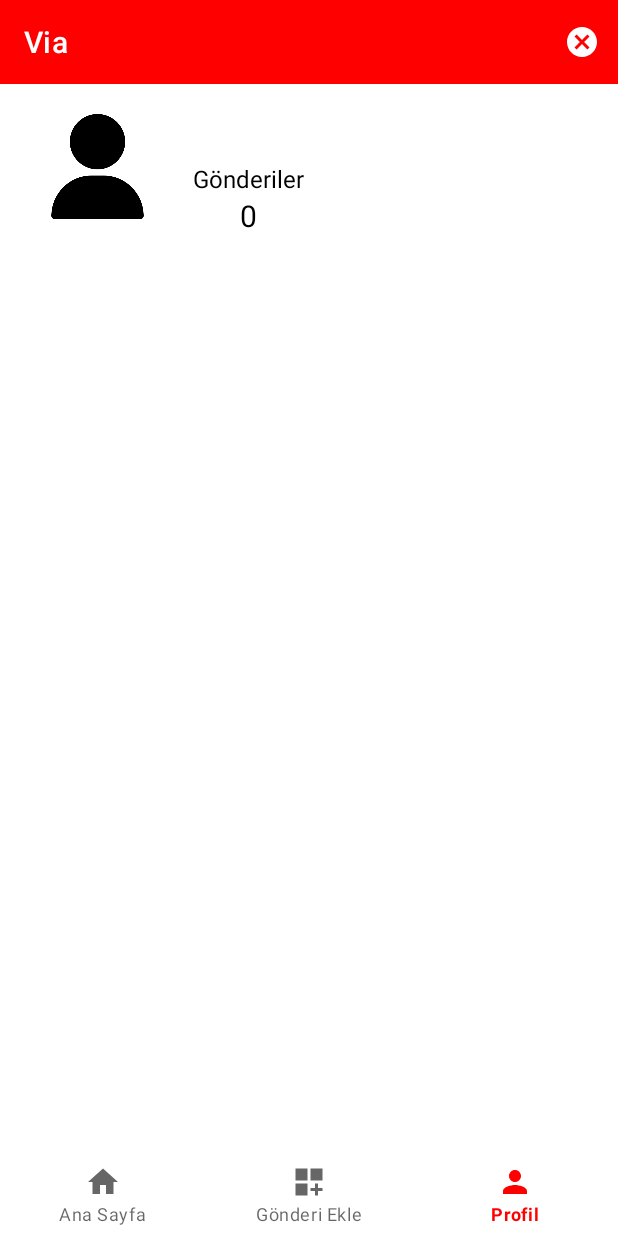
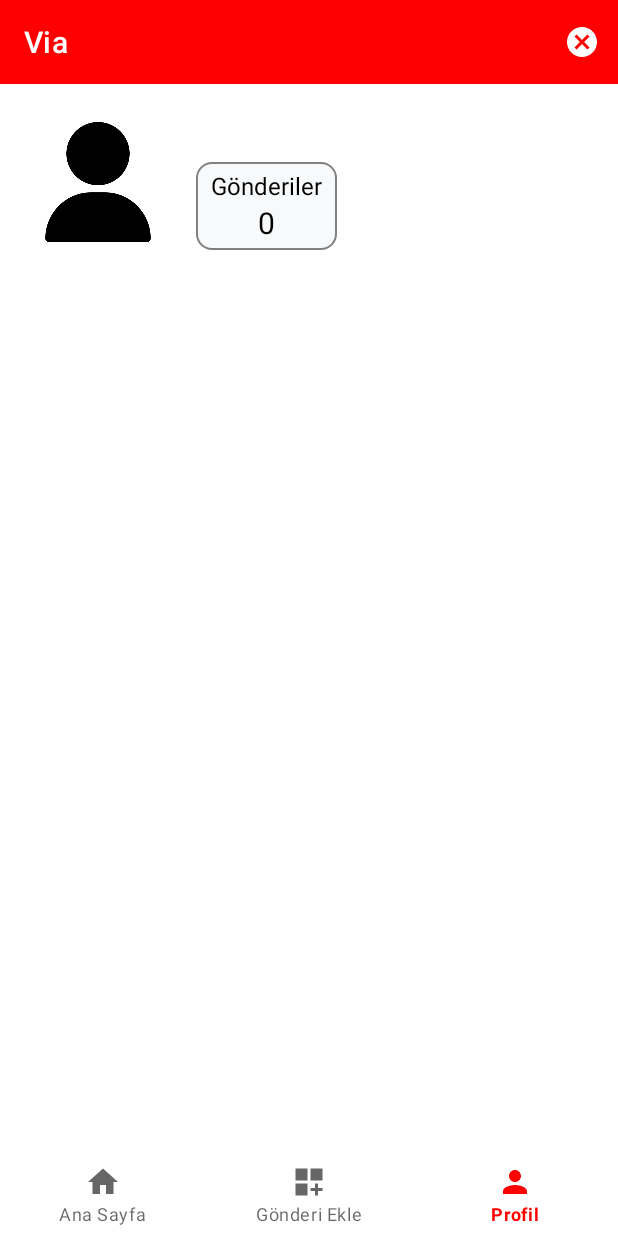
Before and after one commit to Emir1719/Via-SocialMedia, an Android app: the screen it shows after launch once a user with an empty profile is signed in (MainActivity), item 3 of the bottom bar chosen, on a phone screen of 412 x 824 dp. Run offline under Robolectric (Android 15) with nearby library versions, the phone set to English and light mode, and no system bars; our stand-ins replace Firebase (no records; nobody signed in at launch, a user with empty details on screens opened directly), Picasso.

Commit message:
profile ui updated

```diff
--- a/app/build.gradle
+++ b/app/build.gradle
@@ -52,7 +52,4 @@ dependencies {
 
     //image caching
     implementation 'com.squareup.picasso:picasso:2.8'
-
-    //One Signal notification
-    implementation 'com.onesignal:OneSignal:[5.0.0, 5.99.99]'
 }
--- a/app/src/main/java/com/emirozturk/via/adapter/CommentAdapter.java
+++ b/app/src/main/java/com/emirozturk/via/adapter/CommentAdapter.java
@@ -1,14 +1,10 @@
 package com.emirozturk.via.adapter;
 import android.view.LayoutInflater;
-import android.view.View;
 import android.view.ViewGroup;
 import androidx.annotation.NonNull;
 import androidx.recyclerview.widget.RecyclerView;
-
 import com.emirozturk.via.databinding.RecyclerCommentRowBinding;
-import com.emirozturk.via.databinding.RecyclerRowBinding;
 import com.emirozturk.via.model.Comment;
-
 import java.util.ArrayList;
 import java.util.List;
 
--- a/app/src/main/java/com/emirozturk/via/model/Post.java
+++ b/app/src/main/java/com/emirozturk/via/model/Post.java
@@ -2,7 +2,6 @@ package com.emirozturk.via.model;
 import java.io.Serializable;
 import java.util.HashMap;
 import java.util.Map;
-import java.util.Objects;
 
 public class Post implements Serializable {
    private String email, comment, url;
--- a/app/src/main/java/com/emirozturk/via/service/AppAuth.java
+++ b/app/src/main/java/com/emirozturk/via/service/AppAuth.java
@@ -1,15 +1,10 @@
 package com.emirozturk.via.service;
 import android.content.Context;
-import android.content.Intent;
 import com.emirozturk.via.model.IAuth;
-import com.emirozturk.via.view.LoginActivity;
-import com.emirozturk.via.view.MainActivity;
 import com.emirozturk.via.widget.AppMessage;
 import com.google.firebase.auth.FirebaseAuth;
 import com.google.firebase.auth.FirebaseUser;
-
 import java.util.concurrent.CompletableFuture;
-import java.util.concurrent.atomic.AtomicBoolean;
 
 public class AppAuth implements IAuth {
    private final FirebaseAuth auth;
--- a/app/src/main/java/com/emirozturk/via/view/CommentActivity.java
+++ b/app/src/main/java/com/emirozturk/via/view/CommentActivity.java
@@ -14,6 +14,7 @@ import com.emirozturk.via.model.IDatabase;
 import com.emirozturk.via.model.Post;
 import com.emirozturk.via.service.AppAuth;
 import com.emirozturk.via.service.FirebaseDB;
+import com.emirozturk.via.widget.AppMessage;
 
 import java.util.ArrayList;
 
@@ -48,6 +49,10 @@ public class CommentActivity extends AppCompatActivity {
       Comment comment = new Comment();
       comment.setEmail(auth.currentUser().getEmail());
       comment.setMessage(binding.editTextComment.getText().toString());
+      if (comment.getMessage().isEmpty()) {
+         AppMessage.showShort(getApplicationContext(), "Lütfen bir yorum giriniz.");
+         return;
+      }
       database.saveComment(comment, post).thenAccept(result -> {
          if (result) {
             getAllComment();
@@ -56,7 +61,6 @@ public class CommentActivity extends AppCompatActivity {
       });
    }
 
-   @SuppressLint("NotifyDataSetChanged")
    public void getAllComment() {
       database.getAllComment(post).thenAccept(comments1 -> {
          comments.clear();
--- a/app/src/main/java/com/emirozturk/via/view/MainActivity.java
+++ b/app/src/main/java/com/emirozturk/via/view/MainActivity.java
@@ -13,15 +13,12 @@ import com.emirozturk.via.databinding.ActivityMainBinding;
 import com.emirozturk.via.fragment.AddPostFragment;
 import com.emirozturk.via.fragment.HomeFragment;
 import com.emirozturk.via.fragment.ProfileFragment;
-import com.emirozturk.via.model.IDatabase;
 import com.emirozturk.via.service.AppAuth;
 import com.emirozturk.via.model.IAuth;
-import com.emirozturk.via.service.FirebaseDB;
 
 public class MainActivity extends AppCompatActivity {
    private ActivityMainBinding binding;
    private IAuth auth;
-   private IDatabase database;
 
    @Override
    protected void onCreate(Bundle savedInstanceState) {
@@ -32,7 +29,6 @@ public class MainActivity extends AppCompatActivity {
       replaceFragment(new HomeFragment());
       setupBottomNavbar();
       auth = new AppAuth(this);
-      database = new FirebaseDB(this);
    }
 
    @Override
--- a/app/src/main/res/layout/fragment_profile.xml
+++ b/app/src/main/res/layout/fragment_profile.xml
@@ -9,11 +9,11 @@
 
     <ImageView
         android:id="@+id/imageUserPost"
-        android:layout_width="70dp"
-        android:layout_height="70dp"
-        android:layout_marginStart="30dp"
-        android:layout_marginTop="20dp"
+        android:layout_width="80dp"
+        android:layout_height="80dp"
+        android:layout_marginStart="25dp"
         android:contentDescription="@string/resim_se"
+        app:layout_constraintBottom_toTopOf="@+id/userPosts"
         app:layout_constraintStart_toStartOf="parent"
         app:layout_constraintTop_toTopOf="parent"
         app:srcCompat="@drawable/user" />
@@ -26,18 +26,17 @@
         app:layout_constraintBottom_toBottomOf="parent"
         app:layout_constraintEnd_toEndOf="parent"
         app:layout_constraintStart_toStartOf="parent"
-        app:layout_constraintTop_toBottomOf="@+id/imageUserPost" />
+        app:layout_constraintTop_toBottomOf="@+id/linearLayout1" />
 
     <TextView
         android:id="@+id/textEmail"
         android:layout_width="wrap_content"
         android:layout_height="wrap_content"
+        android:layout_marginStart="25dp"
         android:layout_marginTop="20dp"
         android:text="Email"
         android:textColor="@color/black"
         android:textSize="16sp"
-        app:layout_constraintEnd_toEndOf="parent"
-        app:layout_constraintHorizontal_bias="0.10"
         app:layout_constraintStart_toEndOf="@+id/imageUserPost"
         app:layout_constraintTop_toTopOf="parent" />
 
@@ -45,12 +44,13 @@
         android:id="@+id/linearLayout1"
         android:layout_width="wrap_content"
         android:layout_height="wrap_content"
-        android:layout_marginTop="52dp"
+        android:layout_marginStart="25dp"
+        android:layout_marginTop="10dp"
+        android:background="@drawable/shape"
         android:orientation="vertical"
-        app:layout_constraintEnd_toEndOf="parent"
-        app:layout_constraintHorizontal_bias="0.381"
-        app:layout_constraintStart_toStartOf="parent"
-        app:layout_constraintTop_toTopOf="parent">
+        android:paddingHorizontal="10dp"
+        app:layout_constraintStart_toEndOf="@+id/imageUserPost"
+        app:layout_constraintTop_toBottomOf="@+id/textEmail">
 
         <TextView
             android:id="@+id/textView1"
@@ -70,5 +70,4 @@
             android:textSize="20sp" />
     </LinearLayout>
 
-
 </androidx.constraintlayout.widget.ConstraintLayout>
```
Also changed, not shown: app/src/main/java/com/emirozturk/via/model/AppUser.java (added, +45 -0 lines), app/src/main/res/layout/recycler_comment_row.xml (+10 -2 lines).
